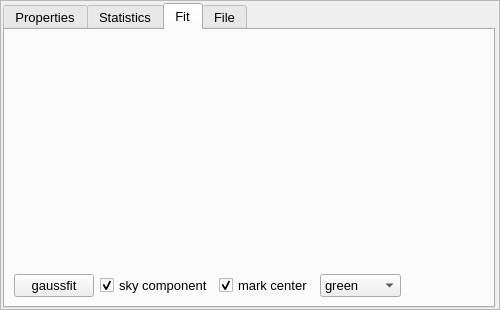
radio-astro/casa, file code/display/region/QtRegionState.ui: the form before one commit.
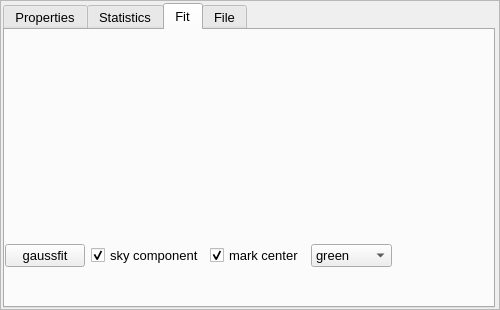
The form after the commit. The open tabs and pages were chosen to show the change.

Commit message:
New Development: no             JIRA Issue: cas-5732, cas-5750       Ready to Release: yes      Interface Changes: none What Interface Changed: none          Test Programs: none   Put in Release Notes: no
           Description: adjust the layout for region fitting and histogram in region dock (cas-5732), change region line width range from 1-10 to 1-9 to match region parser (cas-5750).

The edit to the form file:
```diff
--- a/code/display/region/QtRegionState.ui
+++ b/code/display/region/QtRegionState.ui
@@ -1408,10 +1408,22 @@
        <string>Fit</string>
       </attribute>
       <layout class="QVBoxLayout" name="verticalLayout_2">
+       <property name="leftMargin">
+        <number>0</number>
+       </property>
+       <property name="topMargin">
+        <number>3</number>
+       </property>
+       <property name="rightMargin">
+        <number>0</number>
+       </property>
+       <property name="bottomMargin">
+        <number>0</number>
+       </property>
        <item>
         <widget class="QStackedWidget" name="centers_group">
          <property name="sizePolicy">
-          <sizepolicy hsizetype="Preferred" vsizetype="Preferred">
+          <sizepolicy hsizetype="Preferred" vsizetype="Fixed">
            <horstretch>0</horstretch>
            <verstretch>210</verstretch>
           </sizepolicy>
@@ -1419,7 +1431,13 @@
          <property name="minimumSize">
           <size>
            <width>0</width>
-           <height>260</height>
+           <height>205</height>
+          </size>
+         </property>
+         <property name="maximumSize">
+          <size>
+           <width>16777215</width>
+           <height>205</height>
           </size>
          </property>
          <property name="currentIndex">
@@ -1523,6 +1541,19 @@
          </item>
         </layout>
        </item>
+       <item>
+        <spacer name="verticalSpacer">
+         <property name="orientation">
+          <enum>Qt::Vertical</enum>
+         </property>
+         <property name="sizeHint" stdset="0">
+          <size>
+           <width>20</width>
+           <height>40</height>
+          </size>
+         </property>
+        </spacer>
+       </item>
       </layout>
      </widget>
      <widget class="QWidget" name="tab">
```
Left out of the diff: 2 changed lines with no effect on the pictures. The commit also changes 4 other files.
